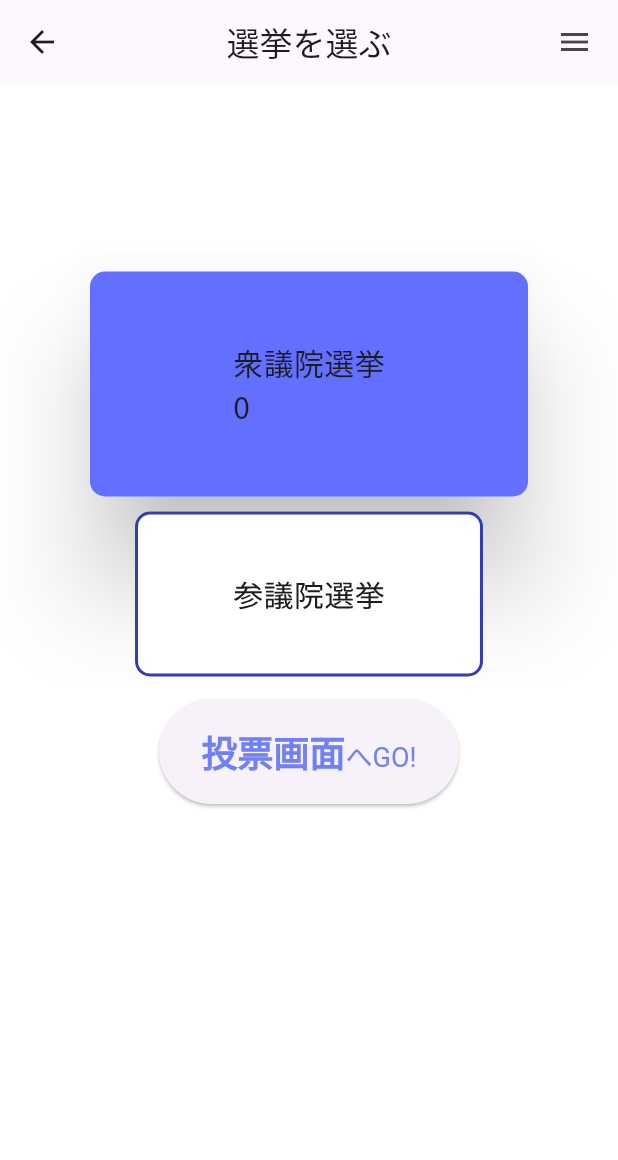
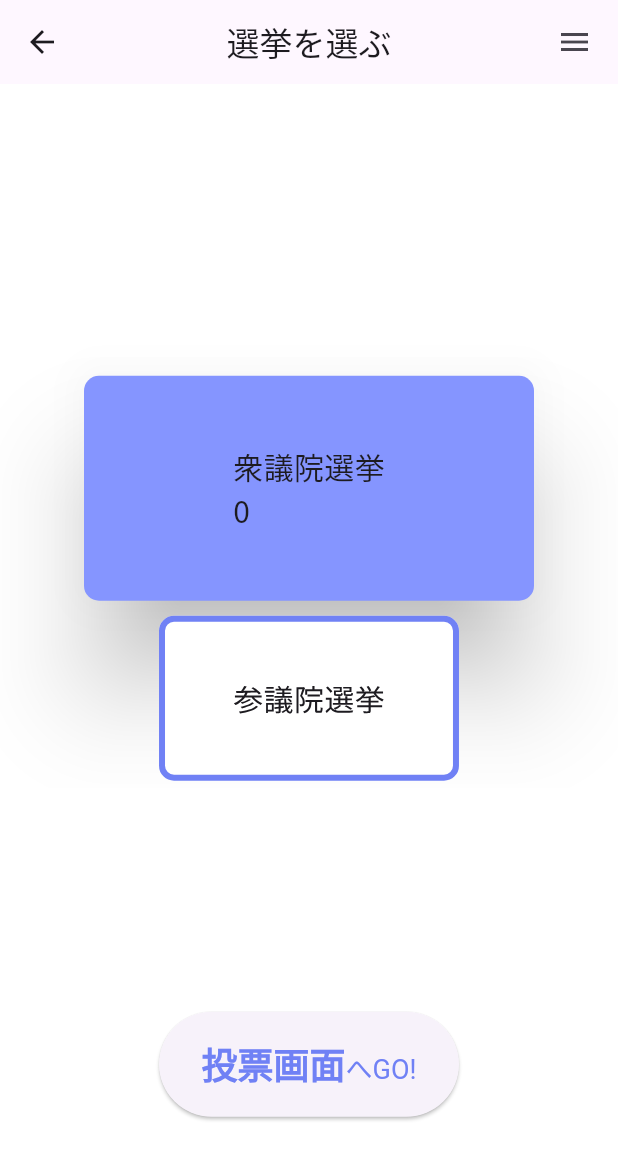
Before and after one commit to yambaru-hackathon/Group-6, a Flutter app: the ElectionList screen opened directly, on a phone screen of 412 x 824 dp. Shown: the top 1160 px of the screen. Run offline on Flutter 3.47's test engine with Material 3 defaults, Android fonts, the phone set to English and light mode, and no system bars; our stand-ins replace camera, cloud_firestore, firebase_auth, firebase_core, flutter_riverpod, riverpod_annotation and 1 more; missing offline and left inert: navigator_scope; accounts and stored records are empty; generated files the repository leaves out were written again.

Commit message:
本投票UIの調整

```diff
--- a/lib/screen/election/election_list.dart
+++ b/lib/screen/election/election_list.dart
@@ -122,7 +122,7 @@ class _ElectionListState extends ConsumerState<ElectionList> {
         color: Color.fromARGB(255, 255, 255, 255),
         child: ClipRect(
           child: Column(
-          //          mainAxisAlignment: MainAxisAlignment.center,
+            mainAxisAlignment: MainAxisAlignment.spaceAround,
             children: <Widget>[
               Stack(children: [
                 SizedBox(
@@ -146,32 +146,25 @@ class _ElectionListState extends ConsumerState<ElectionList> {
                     children: [
                       for (var map in _electionList)
                         Container(
-                          width: 500,
+                          width: _selectedItemIndex == map['order'] ? 300 : 200,
                           height: 300,
                           child: Card(
                             shadowColor: Colors.black,
                             elevation:
                                 _selectedItemIndex == map['order'] ? 30 : 0,
-                            margin: _selectedItemIndex == map['order']
+                            margin: _selectedItemIndex < map['order']
                                 ? const EdgeInsets.only(
-                                    right: 60,
-                                    left: 60,
+                                    top: 10,
+                                    bottom: 30,
                                   )
-                                : _selectedItemIndex < map['order']
-                                    ? const EdgeInsets.only(
-                                        top: 10,
-                                        bottom: 30,
-                                        right: 90,
-                                        left: 90,
-                                      )
-                                    : const EdgeInsets.only(
+                                : _selectedItemIndex > map['order']
+                                    ? EdgeInsets.only(
                                         top: 30,
                                         bottom: 10,
-                                        right: 90,
-                                        left: 90,
-                                      ),
+                                      )
+                                    : EdgeInsets.all(0),
                             color: _selectedItemIndex == map['order']
-                                ? Color.fromARGB(255, 99, 112, 255)
+                                ? Color.fromARGB(255, 133, 149, 255)
                                 : _selectedItemIndex + 1 == map['order'] ||
                                         _selectedItemIndex - 1 == map['order']
                                     ? Colors.white
@@ -180,25 +173,12 @@ class _ElectionListState extends ConsumerState<ElectionList> {
                               side: BorderSide(
                                 color: _selectedItemIndex + 1 == map['order'] ||
                                         _selectedItemIndex - 1 == map['order']
-                                    ? const Color.fromARGB(255, 50, 61, 180)
+                                    ? Color.fromARGB(255, 112, 129, 245)
                                     : Colors.transparent, //色
-                                width: 2, //太さ
+                                width: 4, //太さ
                               ),
                               borderRadius: BorderRadius.all(
                                 Radius.circular(10),
-                                // BorderRadius.only(
-                                //                            topLeft: _selectedItemIndex < map['order']
-                                //                                ? Radius.zero
-                                //                                : Radius.circular(10),
-                                //                            topRight: _selectedItemIndex < map['order']
-                                //                                ? Radius.zero
-                                //                                : Radius.circular(10),
-                                //                            bottomLeft: _selectedItemIndex > map['order']
-                                //                                ? Radius.zero
-                                //                                : Radius.circular(10),
-                                //                            bottomRight: _selectedItemIndex > map['order']
-                                //                                ? Radius.zero
-                                //                                : Radius.circular(10),
                               ),
                             ),
                             child: InkWell(
@@ -262,10 +242,10 @@ class _ElectionListState extends ConsumerState<ElectionList> {
                                   right: 60,
                                   left: 60,
                                 ),
-                                color: Color.fromARGB(255, 99, 112, 255),
+                                color: Color.fromARGB(255, 112, 129, 245),
                                 shape: RoundedRectangleBorder(
                                   side: BorderSide(
-                                    color: const Color.fromARGB(255, 50, 61, 180),
+                                    color: Color.fromARGB(255, 112, 129, 245),
                                     width: 2, //太さ
                                   ),
                                   borderRadius: BorderRadius.all(
```
